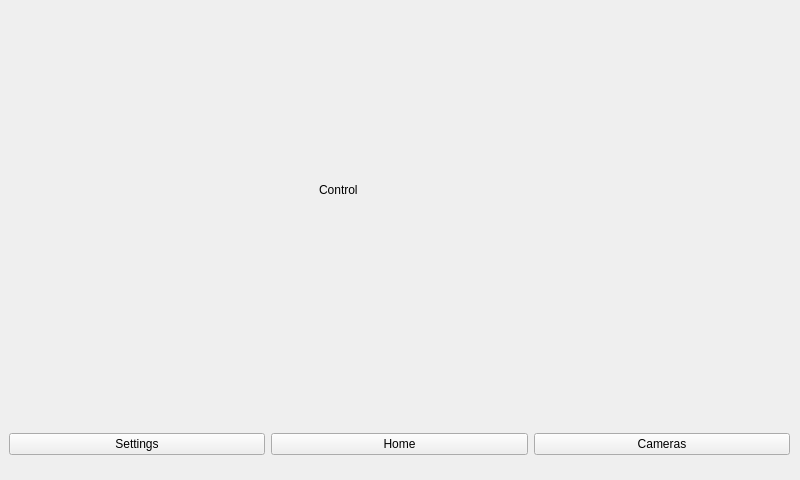
This is src/cpp_qt_app/src/control.ui in PiatekBartosz/ros2_agv_pc as Qt 5 draws it before an edit. The edited form follows.
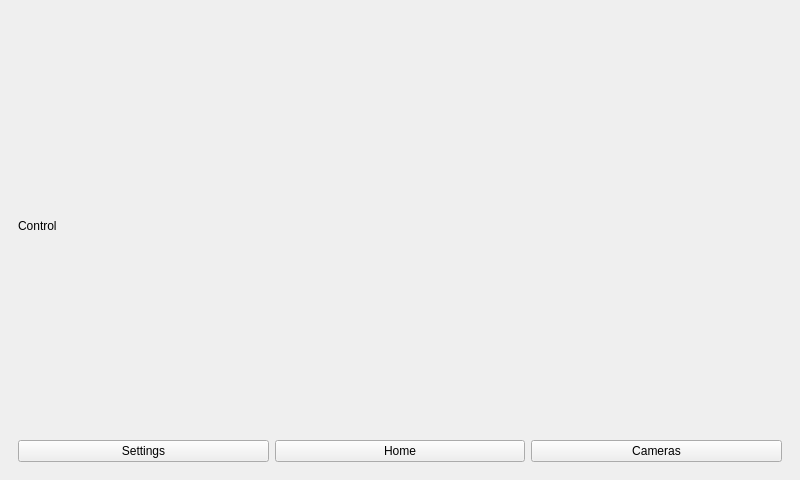
This is the edited form.

The edit to the form file:
```diff
--- a/src/cpp_qt_app/src/control.ui
+++ b/src/cpp_qt_app/src/control.ui
@@ -14,25 +14,23 @@
    <string>MainWindow</string>
   </property>
   <widget class="QWidget" name="centralwidget">
+   <layout class="QVBoxLayout" name="verticalLayout">
+    <item>
    <widget class="QStackedWidget" name="stackedWidget">
-    <property name="geometry">
-     <rect>
-      <x>9</x>
-      <y>9</y>
-      <width>781</width>
-      <height>461</height>
-     </rect>
-    </property>
     <widget class="QWidget" name="page_2">
-     <widget class="QWidget" name="horizontalLayoutWidget">
-      <property name="geometry">
-       <rect>
-        <x>0</x>
-        <y>410</y>
-        <width>781</width>
-        <height>51</height>
-       </rect>
-      </property>
+       <layout class="QVBoxLayout" name="verticalLayout_2">
+        <item>
+         <widget class="QLabel" name="label">
+          <property name="styleSheet">
+           <string notr="true">font: 16pt &quot;Sans Serif&quot;;
+qproperty-alignment: AlignCenter;</string>
+          </property>
+          <property name="text">
+           <string>Control</string>
+          </property>
+         </widget>
+        </item>
+        <item>
       <layout class="QHBoxLayout" name="horizontalLayout">
        <item>
         <widget class="QPushButton" name="pushButton_settings">
@@ -56,22 +54,12 @@
         </widget>
        </item>
       </layout>
-     </widget>
-     <widget class="QLabel" name="label">
-      <property name="geometry">
-       <rect>
-        <x>310</x>
-        <y>170</y>
-        <width>67</width>
-        <height>21</height>
-       </rect>
-      </property>
-      <property name="text">
-       <string>Control</string>
-      </property>
+        </item>
+       </layout>
+      </widget>
      </widget>
-    </widget>
-   </widget>
+    </item>
+   </layout>
   </widget>
  </widget>
  <resources/>
```
Lines whose indentation alone changed are shown as unchanged.
